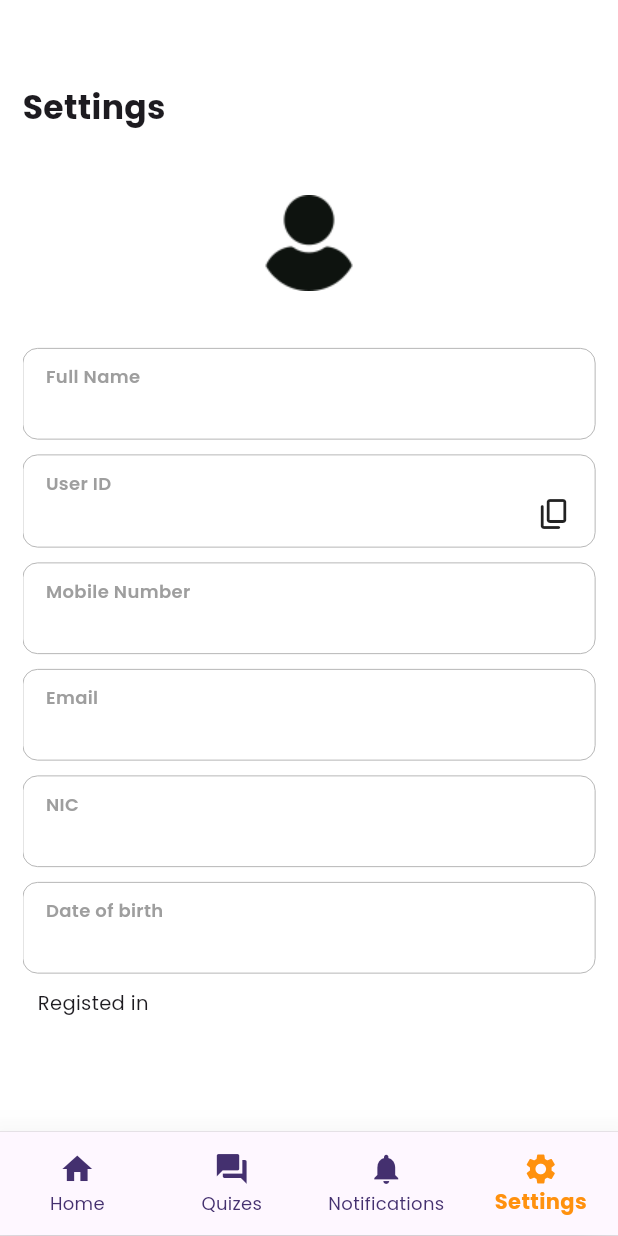
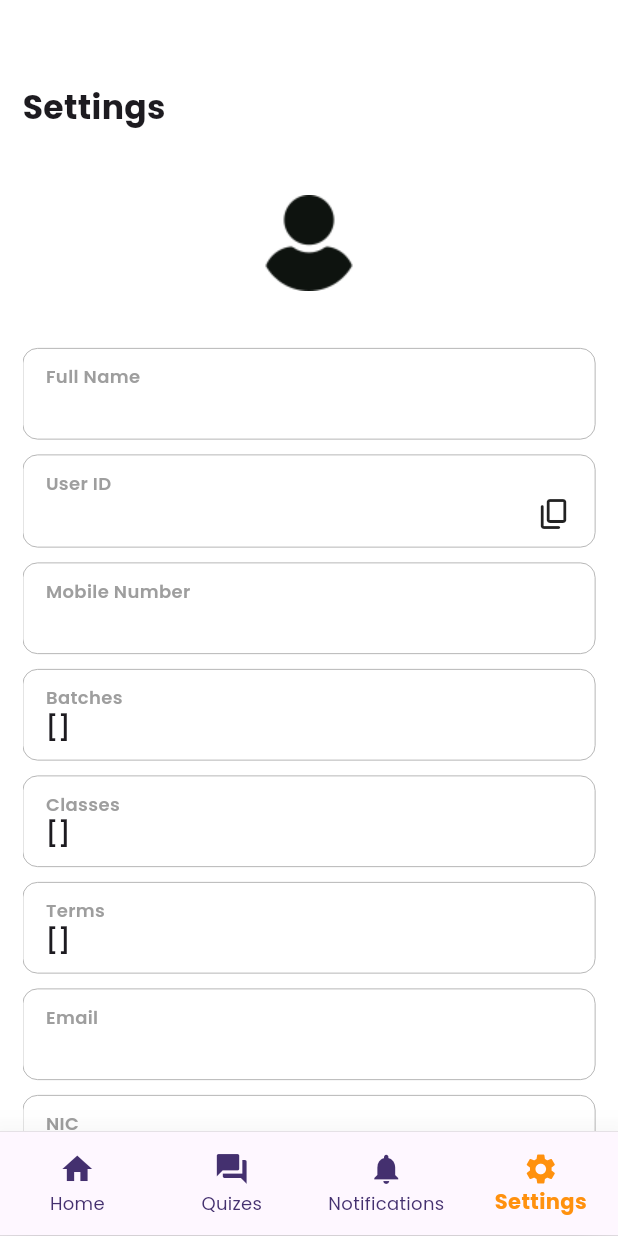
Before and after one commit to IT21175466/koreanLMS, a Flutter app: the HomeScreen screen opened by its route, item 4 of the bottom bar chosen, on a phone screen of 412 x 824 dp. Run offline on Flutter 3.47's test engine with Material 3 defaults, Android fonts, the phone set to English and light mode, and no system bars; our stand-ins replace carousel_slider, cloud_firestore, device_info_plus, firebase_core, firebase_database, firebase_messaging and 4 more; missing offline and left inert: fl_country_code_picker, flutter_windowmanager; accounts and stored records are empty.

Commit message:
Update settings_tab.dart

```diff
--- a/lib/screens/home_screen/tabs/settings_tab.dart
+++ b/lib/screens/home_screen/tabs/settings_tab.dart
@@ -21,6 +21,7 @@ class _SettingsTabState extends State<SettingsTab> {
         Provider.of<StudentProvider>(context, listen: false);
     studentProvider.isLoading = true;
     studentProvider.getStudentData(context);
+    studentProvider.getStudentBaches();
   }
 
   @override
@@ -170,6 +171,15 @@ class _SettingsTabState extends State<SettingsTab> {
                     UserInfoCard(
                         hint: 'Mobile Number',
                         detail: '${studentProvider.phoneNum}'),
+                    UserInfoCard(
+                        hint: 'Batches',
+                        detail: '${studentProvider.myBatches} '),
+
+                    UserInfoCard(
+                        hint: 'Classes',
+                        detail: '${studentProvider.myClasses} '),
+                    UserInfoCard(
+                        hint: 'Terms', detail: '${studentProvider.myTerms} '),
 
                     UserInfoCard(
                         hint: 'Email', detail: '${studentProvider.email}'),
```
